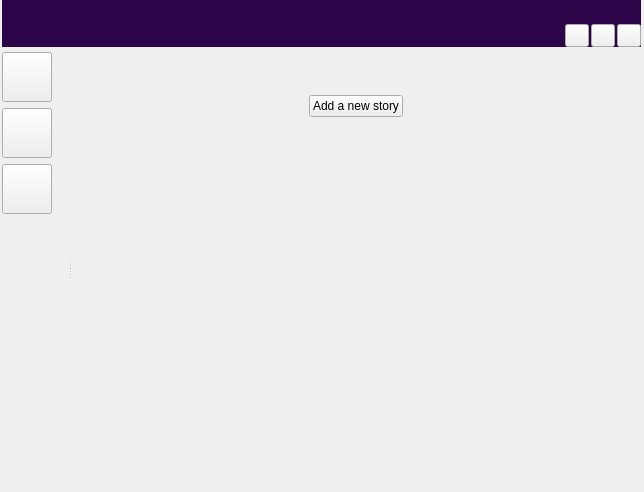
Above: ui/home_view.ui from zkovari/plotlyst before the change. Below: the same form after it.
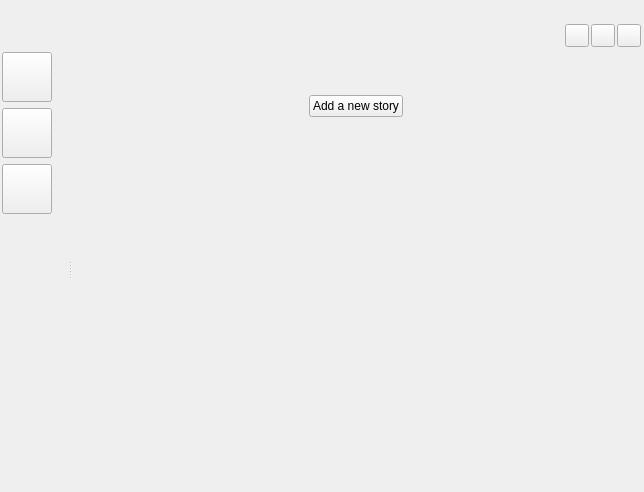
That is the form after the change.

The edit to the form file:
```diff
--- a/ui/home_view.ui
+++ b/ui/home_view.ui
@@ -13,11 +13,6 @@
   <property name="windowTitle">
    <string>Form</string>
   </property>
-  <property name="styleSheet">
-   <string notr="true">#wdgTop {
-	background-color: #2B0548;
-}</string>
-  </property>
   <layout class="QVBoxLayout" name="verticalLayout">
    <property name="spacing">
     <number>0</number>
```
Left out of the diff: 3 changed lines with no effect on the pictures.
